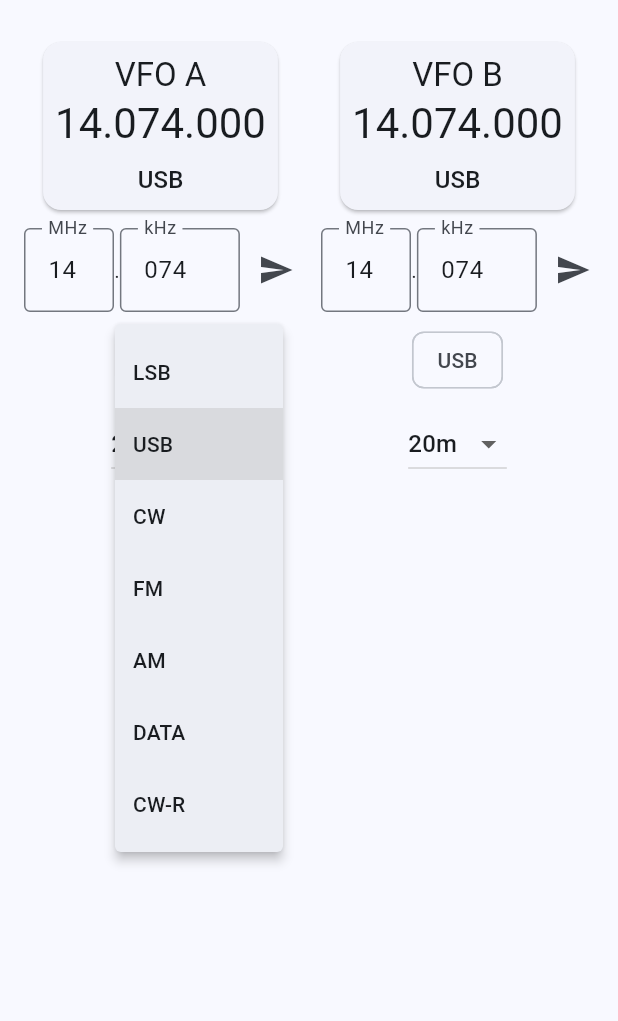
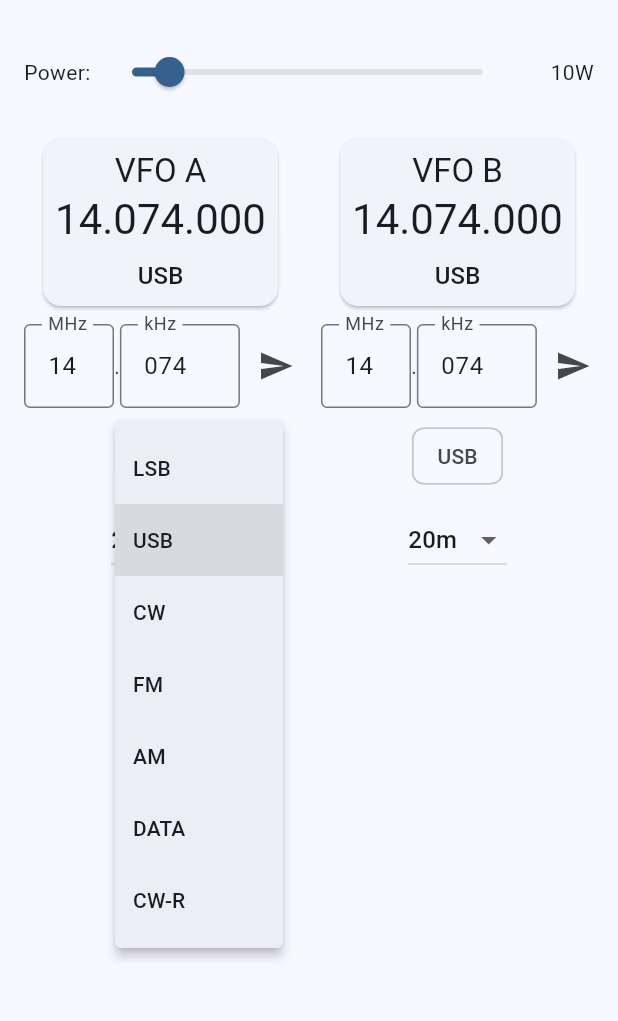
Before and after one commit to americanbwana/basic_k4_rigcontrol, a Flutter app: the screen it shows after launch, after a tap on "USB", on a phone screen of 412 x 824 dp, the part 72-1093 px from its top. Run offline on Flutter 3.47's test engine with Material 3 defaults, Android fonts, the phone set to English and light mode, and no system bars; our stand-ins replace flutter_riverpod, freezed_annotation.

Commit message:
Added power control

```diff
--- a/lib/features/radio/models/radio_state.dart
+++ b/lib/features/radio/models/radio_state.dart
@@ -6,8 +6,9 @@ part 'radio_state.freezed.dart';
 @freezed
 class RadioState with _$RadioState {
   const factory RadioState({
+    @Default(false) bool isConnected,
     @Default(VfoState()) VfoState vfoA,
     @Default(VfoState()) VfoState vfoB,
-    @Default(false) bool isConnected,
+    @Default(10) int power,  // Add power setting
   }) = _RadioState;
 }
--- a/lib/features/radio/providers/radio_provider.dart
+++ b/lib/features/radio/providers/radio_provider.dart
@@ -37,7 +37,7 @@ class RadioStateNotifier extends StateNotifier<RadioState> {
   Future<void> _getInitialState() async {
     final completer = Completer<void>();
     var responsesReceived = 0;
-    const expectedResponses = 6;
+    const expectedResponses = 7; // FA, FB, MD, MD$, BN, BN$, PC
 
     void handleInitialResponse(String response) {
       _handleResponse(response);
@@ -55,6 +55,7 @@ class RadioStateNotifier extends StateNotifier<RadioState> {
     _service.sendCommand(RadioCommands.getModeB());
     _service.sendCommand(RadioCommands.getBandA());
     _service.sendCommand(RadioCommands.getBandB());
+    _service.sendCommand(RadioCommands.getPower());
 
     await Future.any([
       completer.future,
@@ -72,9 +73,15 @@ class RadioStateNotifier extends StateNotifier<RadioState> {
       _service.sendCommand(RadioCommands.getModeB());
       _service.sendCommand(RadioCommands.getBandA());
       _service.sendCommand(RadioCommands.getBandB());
+      _service.sendCommand(RadioCommands.getPower());
       await Future.delayed(const Duration(seconds: 1));
       return state.isConnected;
     });
+  }
+
+  void setPower(int power) {
+    state = state.copyWith(power: power);
+    _service.sendCommand(RadioCommands.setPower(power));
   }
 
   void setFrequencyA(int frequency) {
@@ -204,6 +211,10 @@ class RadioStateNotifier extends StateNotifier<RadioState> {
           );
         }
       }
+    } else if (response.startsWith('PC')) {
+      final power = RadioCommands.parsePower(response);
+      _logger.fine('Power response: $response -> $power');
+      state = state.copyWith(power: power);
     }
   }
 
--- a/lib/features/radio/screens/radio_control_screen.dart
+++ b/lib/features/radio/screens/radio_control_screen.dart
@@ -3,9 +3,10 @@ import 'package:flutter_riverpod/flutter_riverpod.dart';
 import '../providers/radio_provider.dart';
 import '../widgets/vfo_display.dart';
 import '../widgets/mode_selector.dart';
+import '../widgets/band_selector.dart';
 import '../widgets/frequency_input.dart';
 import '../widgets/connection_status.dart';
-import '../widgets/band_selector.dart';
+import '../widgets/power_control.dart';
 
 class RadioControlScreen extends ConsumerWidget {
   const RadioControlScreen({super.key});
@@ -25,7 +26,14 @@ class RadioControlScreen extends ConsumerWidget {
       body: SingleChildScrollView(
         child: Padding(
           padding: const EdgeInsets.all(16.0),
-          child: Row(
+          child: Column(
+            children: [
+              PowerControl(
+                currentPower: radioState.power,
+                onPowerChanged: (power) => ref.read(radioStateProvider.notifier).setPower(power),
+              ),
+              const SizedBox(height: 16),
+              Row(
                 crossAxisAlignment: CrossAxisAlignment.start,
                 children: [
                   Expanded(
@@ -91,6 +99,8 @@ class RadioControlScreen extends ConsumerWidget {
                   ),
                 ],
               ),
+            ],
+          ),
         ),
       ),
     );
--- a/lib/features/radio/services/radio_commands.dart
+++ b/lib/features/radio/services/radio_commands.dart
@@ -1,6 +1,17 @@
 import '../models/radio_mode.dart';
 
 class RadioCommands {
+// add commands to get power state
+    static String getPower() => 'PC;';
+  static String setPower(int power) => 'PC${power.toString().padLeft(3, '0')};';
+
+  static int parsePower(String response) {
+    final match = RegExp(r'PC(\d+);').firstMatch(response);
+    if (match != null) {
+      return int.parse(match.group(1)!);
+    }
+    return 10; // Default power
+  }
   // Commands to get current state
   static String getFrequencyA() => 'FA;';
   static String getFrequencyB() => 'FB;';
--- a/lib/features/radio/widgets/power_control.dart
+++ b/lib/features/radio/widgets/power_control.dart
@@ -0,0 +1,38 @@
+import 'package:flutter/material.dart';
+
+class PowerControl extends StatelessWidget {
+  final int currentPower;
+  final Function(int) onPowerChanged;
+
+  const PowerControl({
+    super.key,
+    required this.currentPower,
+    required this.onPowerChanged,
+  });
+
+  @override
+  Widget build(BuildContext context) {
+    return Row(
+      children: [
+        const Text('Power: '),
+        Expanded(
+          child: Slider(
+            value: currentPower.toDouble(),
+            min: 0,
+            max: 100,
+            divisions: 100,
+            label: '$currentPower W',
+            onChanged: (value) => onPowerChanged(value.round()),
+          ),
+        ),
+        SizedBox(
+          width: 50,
+          child: Text(
+            '${currentPower}W',
+            textAlign: TextAlign.end,
+          ),
+        ),
+      ],
+    );
+  }
+}
```
Also changed, not shown: lib/features/radio/models/radio_state.freezed.dart, 1 other file. Lines whose indentation alone changed are shown as unchanged.
